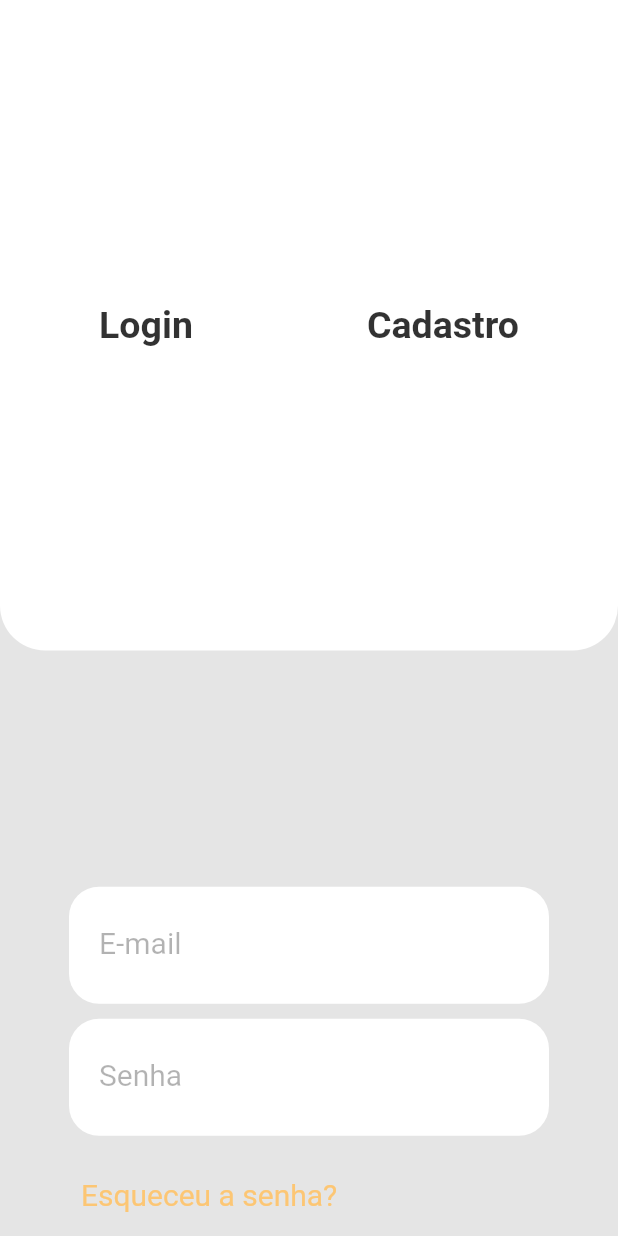
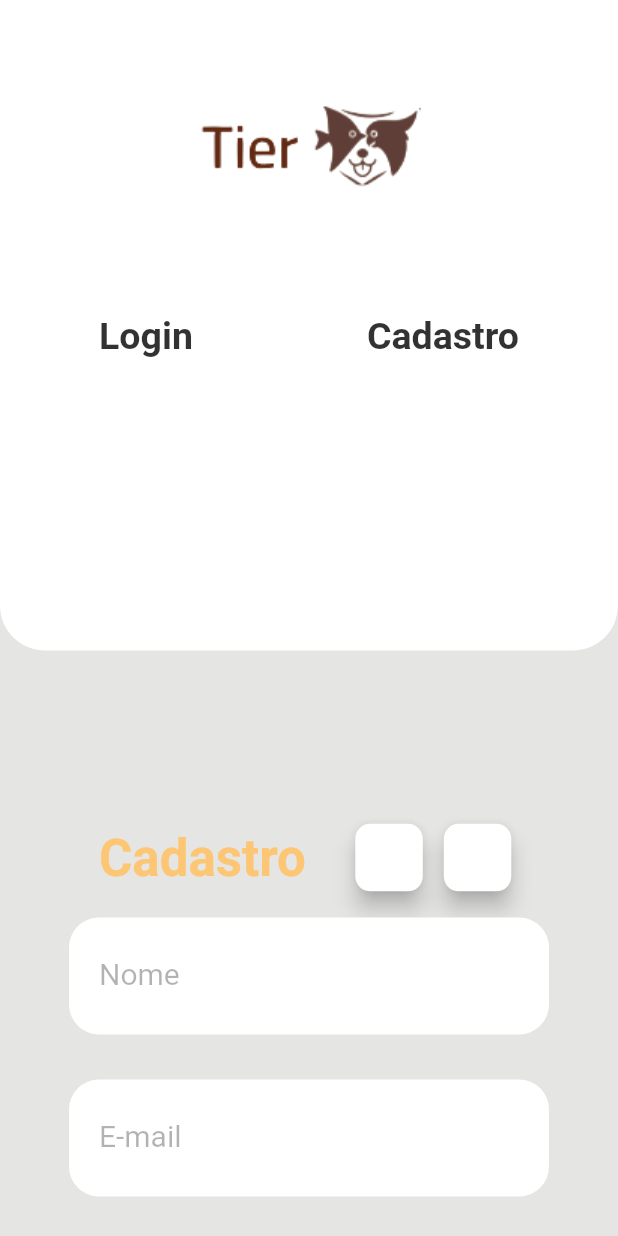
Before and after one commit to SauloVrS/Tier, a Flutter app: the LoginPage screen opened directly, after a tap on "Cadastro", on a phone screen of 412 x 824 dp. Run offline on Flutter 3.47's test engine with Material 2 defaults, Android fonts, the phone set to English and light mode, and no system bars; our stand-ins replace animated_splash_screen, carousel_slider, google_fonts.

Commit message:
Atualizaçao login e cadastro

```diff
--- a/lib/colors.dart
+++ b/lib/colors.dart
@@ -9,7 +9,7 @@ class AppColor{
   static Color amareloEscuro = const Color(0xFFffb761);
   static Color amareloPrincipal = const Color(0xE6FFC368);
   static Color amareloPastel = const Color(0xFFFFE9C2);
-  static Color cinzaBranco = const Color(0xffe5e5e5);
+  static Color cinzaBranco = const Color(0xffe5e5e3);
   static Color cinzaClaro = const Color(0xFFc4c4c4);
   static Color cinzaMedio = const Color(0xFFaaaaaa);
   static Color cinzaclaroAppBar = const Color(0x4D000000);
--- a/lib/main.dart
+++ b/lib/main.dart
@@ -1,4 +1,5 @@
 import 'package:flutter/material.dart';
+import 'package:tier/views/login_page.dart';
 import 'package:tier/views/main_lojas.dart';
 
 import 'views/splash_screen.dart';
@@ -19,7 +20,7 @@ class MyApp extends StatelessWidget {
       theme: ThemeData(
         primarySwatch: Colors.blue,
       ),
-      home: const SplashScreen(), // ADICIONAR COMPONENTE SPLASH AQUI
+      home: const LoginPage(), // ADICIONAR COMPONENTE SPLASH AQUI
     );
   }
 }
--- a/lib/views/cadastro_page.dart
+++ b/lib/views/cadastro_page.dart
@@ -3,15 +3,16 @@ import 'dart:ui';
 import 'package:flutter/cupertino.dart';
 import 'package:flutter/material.dart';
 import 'package:tier/colors.dart';
+import 'package:tier/views/login_page.dart';
 
-class LoginPage extends StatefulWidget {
-  const LoginPage({Key? key}) : super(key: key);
+class CadastroPage extends StatefulWidget {
+  const CadastroPage({Key? key}) : super(key: key);
 
   @override
-  State<LoginPage> createState() => _LoginPageState();
+  State<CadastroPage> createState() => _CadastroPageState();
 }
 
-class _LoginPageState extends State<LoginPage> {
+class _CadastroPageState extends State<CadastroPage> {
   String email = '';
   String senha = '';
 
@@ -34,11 +35,27 @@ class _LoginPageState extends State<LoginPage> {
                 ),
                 color: AppColor.textoBranco,
               ),
-                child: Row(
+              child: Padding(
+                padding: const EdgeInsets.all(0.0),
+                child: Column(
+                  children: [
+                    Container(
+                      height: 200,
+                      width: 300,
+                      child: Image.asset('images/img.png'),
+                    ),
+                    Row(
                       mainAxisAlignment: MainAxisAlignment.center,
+                      crossAxisAlignment: CrossAxisAlignment.end,
                       children: [
                         TextButton(
-                      onPressed: () {},
+                          style: ButtonStyle(),
+                          onPressed: () {
+                            Navigator.pushReplacement(
+                                context,
+                                MaterialPageRoute(
+                                    builder: (context) => LoginPage()));
+                          },
                           child: Text(
                             'Login',
                             style: TextStyle(
@@ -64,6 +81,9 @@ class _LoginPageState extends State<LoginPage> {
                         ),
                       ],
                     ),
+                  ],
+                ),
+              ),
             ),
             SizedBox(
               width: MediaQuery.of(context).size.width,
@@ -74,6 +94,74 @@ class _LoginPageState extends State<LoginPage> {
                 child: Column(
                   mainAxisAlignment: MainAxisAlignment.center,
                   children: [
+                    Row(
+                      children: [
+                        Padding(
+                          padding: const EdgeInsets.all(20.0),
+                          child: Text(
+                            'Cadastro',
+                            style: TextStyle(
+                              fontSize: 34,
+                              fontWeight: FontWeight.bold,
+                              color: AppColor.amareloPrincipal,
+                            ),
+                          ),
+                        ),
+                        SizedBox(
+                          width: 13,
+                        ),
+                        SizedBox(
+                          height: 45,
+                          width: 45,
+                          child: FloatingActionButton(
+                            onPressed: () {},
+                            backgroundColor: AppColor.textoBranco,
+                            shape: new RoundedRectangleBorder(
+                              borderRadius: new BorderRadius.circular(10.0),
+                            ),
+                          ),
+                        ),
+                        SizedBox(
+                          width: 14,
+                        ),
+                        SizedBox(
+                          height: 45,
+                          width: 45,
+                          child: FloatingActionButton(
+                            onPressed: () {},
+                            backgroundColor: AppColor.textoBranco,
+                            shape: new RoundedRectangleBorder(
+                              borderRadius: new BorderRadius.circular(10.0),
+                            ),
+                          ),
+                        ),
+                      ],
+                    ),
+                    Container(
+                      decoration: BoxDecoration(
+                        borderRadius: BorderRadius.circular(20),
+                        color: const Color(0xFFFFFFFF),
+                      ),
+                      child: Padding(
+                        padding: const EdgeInsets.symmetric(
+                            horizontal: 20.0, vertical: 8.0),
+                        child: TextField(
+                          onChanged: (text) {
+                            email = text;
+                          },
+                          keyboardType: TextInputType.emailAddress,
+                          decoration: InputDecoration(
+                            labelText: 'Nome',
+                            labelStyle: TextStyle(
+                                fontSize: 20, color: AppColor.cinzaclaroAppBar),
+                            border: InputBorder.none,
+                          ),
+                        ),
+                      ),
+                    ),
+                    SizedBox(
+                      height: 30,
+                    ),
                     Container(
                       decoration: BoxDecoration(
                         borderRadius: BorderRadius.circular(20),
@@ -90,15 +178,14 @@ class _LoginPageState extends State<LoginPage> {
                           decoration: InputDecoration(
                             labelText: 'E-mail',
                             labelStyle: TextStyle(
-                                  fontSize: 20,
-                                  color: AppColor.cinzaclaroAppBar),
+                                fontSize: 20, color: AppColor.cinzaclaroAppBar),
                             border: InputBorder.none,
                           ),
                         ),
                       ),
                     ),
                     SizedBox(
-                        height: 10,
+                      height: 30,
                     ),
                     Container(
                       decoration: BoxDecoration(
@@ -116,43 +203,45 @@ class _LoginPageState extends State<LoginPage> {
                           decoration: InputDecoration(
                             labelText: 'Senha',
                             labelStyle: TextStyle(
-                                  fontSize: 20,
-                                  color: AppColor.cinzaclaroAppBar),
+                                fontSize: 20, color: AppColor.cinzaclaroAppBar),
                             border: InputBorder.none,
                           ),
                         ),
                       ),
                     ),
                     SizedBox(
-                        height: 15,
+                      height: 30,
                     ),
-                      TextButton(
-                        style: TextButton.styleFrom(
-                          textStyle: TextStyle(
-                            fontSize: 20,
-                            color: AppColor.amareloPrincipal,
+                    Container(
+                      decoration: BoxDecoration(
+                        borderRadius: BorderRadius.circular(20),
+                        color: const Color(0xFFFFFFFF),
+                      ),
+                      child: Padding(
+                        padding: const EdgeInsets.symmetric(
+                            horizontal: 20.0, vertical: 8.0),
+                        child: TextField(
+                          onChanged: (text) {
+                            senha = text;
+                          },
+                          obscureText: true,
+                          decoration: InputDecoration(
+                            labelText: 'Confirmar senha',
+                            labelStyle: TextStyle(
+                                fontSize: 20, color: AppColor.cinzaclaroAppBar),
+                            border: InputBorder.none,
                           ),
                         ),
-                        onPressed: () {},
-                        child: Row(
-                          mainAxisAlignment: MainAxisAlignment.start,
-                          children: [
-                            Text(
-                              'Esqueceu a senha?',
-                              style: TextStyle(
-                                color: AppColor.amareloPrincipal,
-                                fontSize: 20,
-                              ),
-                            ),
-                          ],
                       ),
                     ),
                     SizedBox(
-                        height: 20,
+                      height: 30,
                     ),
+                    Row(
+                      children: [
                         SizedBox(
                           height: 60,
-                        width: MediaQuery.of(context).size.width,
+                          width: 200,
                           child: RaisedButton(
                             onPressed: () {
                               if (email == 'admin' && senha == 'admin') {
@@ -174,78 +263,35 @@ class _LoginPageState extends State<LoginPage> {
                             textColor: Colors.white,
                           ),
                         ),
-                      SizedBox(
-                        height: 15,
-                      ),
-                      SizedBox(
+                        Padding(
+                          padding: const EdgeInsets.all(32.0),
+                          child: TextButton(
+                            onPressed: () {
+                              Navigator.pushReplacement(
+                                  context,
+                                  MaterialPageRoute(
+                                      builder: (context) => LoginPage()));
+                            },
                             child: Text(
-                          'Ou',
+                              'Já é cadastrado?'
+                              '\nFaça o login',
                               style: TextStyle(
-                            fontSize: 30,
-                            color: AppColor.textosPretos3,
+                                fontSize: 15,
+                                fontWeight: FontWeight.bold,
+                                color: AppColor.cinzaescuroAppBar,
                               ),
                             ),
                           ),
-                      SizedBox(
-                        height: 15,
                         ),
-                      SizedBox(
-                        height: 60,
-                        width: MediaQuery.of(context).size.width,
-                        child: RaisedButton(
-                          onPressed: () {
-                            if (email == 'admin' && senha == 'admin') {
-                              print('logou');
-                            } else {
-                              print('login invalido');
-                            }
-                          },
-                          child: Text(
-                            'Entrar com o Facebook',
-                            style: TextStyle(
-                              fontSize: 25,
+                      ],
                     ),
+                  ],
                 ),
-                          shape: new RoundedRectangleBorder(
-                            borderRadius: new BorderRadius.circular(25.0),
-                          ),
-                          color: Color(0xbb0000ff),
-                          textColor: Colors.white,
-                        ),
-                      ),
-                      SizedBox(
-                        height: 15,
-                      ),
-                      SizedBox(
-                        height: 60,
-                        width: MediaQuery.of(context).size.width,
-                        child: RaisedButton(
-                          onPressed: () {
-                            if (email == 'admin' && senha == 'admin') {
-                              print('logou');
-                            } else {
-                              print('login invalido');
-                            }
-                          },
-                          child: Text(
-                            'Entrar com o Google',
-                            style: TextStyle(
-                              fontSize: 25,
-                            ),
-                          ),
-                          shape: new RoundedRectangleBorder(
-                            borderRadius: new BorderRadius.circular(25.0),
-                          ),
-                          color: Colors.white,
-                          textColor: Color(0xbb000000),
               ),
             ),
           ],
         ),
       ),
-              ),
-            ]),
-      ),
     );
   }
 }
--- a/lib/views/login_page.dart
+++ b/lib/views/login_page.dart
@@ -0,0 +1,264 @@
+import 'dart:ui';
+
+import 'package:flutter/cupertino.dart';
+import 'package:flutter/material.dart';
+import 'package:tier/colors.dart';
+import 'package:tier/views/cadastro_page.dart';
+
+class LoginPage extends StatefulWidget {
+  const LoginPage({Key? key}) : super(key: key);
+
+  @override
+  State<LoginPage> createState() => _LoginPageState();
+}
+
+class _LoginPageState extends State<LoginPage> {
+  String email = '';
+  String senha = '';
+
+  @override
+  Widget build(BuildContext context) {
+    return Scaffold(
+      backgroundColor: AppColor.cinzaBranco,
+      body: SingleChildScrollView(
+        child: Column(
+            mainAxisAlignment: MainAxisAlignment.center,
+            mainAxisSize: MainAxisSize.min,
+            children: [
+              Container(
+                height: MediaQuery.of(context).size.height / 1.9,
+                width: MediaQuery.of(context).size.width,
+                decoration: BoxDecoration(
+                  borderRadius: BorderRadius.only(
+                    bottomLeft: Radius.circular(30),
+                    bottomRight: Radius.circular(30),
+                  ),
+                  color: AppColor.textoBranco,
+                ),
+                child: Padding(
+                  padding: const EdgeInsets.all(8.0),
+                  child: Row(
+                    mainAxisAlignment: MainAxisAlignment.center,
+                    crossAxisAlignment: CrossAxisAlignment.end,
+                    children: [
+                      TextButton(
+                        style: ButtonStyle(
+
+                        ),
+                        onPressed: () {},
+                        child: Text(
+                          'Login',
+                          style: TextStyle(
+                            fontSize: 25,
+                            fontWeight: FontWeight.bold,
+                            color: AppColor.textosPretos3,
+                          ),
+                        ),
+                      ),
+                      SizedBox(
+                        width: 100,
+                      ),
+                      TextButton(
+                        onPressed: () {
+                          Navigator.pushReplacement(
+                              context,
+                              MaterialPageRoute(
+                                  builder: (context) => CadastroPage()));
+                        },
+                        child: Text(
+                          'Cadastro',
+                          style: TextStyle(
+                            fontSize: 25,
+                            fontWeight: FontWeight.bold,
+                            color: AppColor.textosPretos3,
+                          ),
+                        ),
+                      ),
+                    ],
+                  ),
+                ),
+              ),
+              SizedBox(
+                width: MediaQuery.of(context).size.width,
+                height: MediaQuery.of(context).size.height,
+                child: Padding(
+                  padding: const EdgeInsets.symmetric(
+                      vertical: 40.0, horizontal: 46.0),
+                  child: Column(
+                    mainAxisAlignment: MainAxisAlignment.center,
+                    children: [
+                      Container(
+                        decoration: BoxDecoration(
+                          borderRadius: BorderRadius.circular(20),
+                          color: const Color(0xFFFFFFFF),
+                        ),
+                        child: Padding(
+                          padding: const EdgeInsets.symmetric(
+                              horizontal: 20.0, vertical: 8.0),
+                          child: TextField(
+                            onChanged: (text) {
+                              email = text;
+                            },
+                            keyboardType: TextInputType.emailAddress,
+                            decoration: InputDecoration(
+                              labelText: 'E-mail',
+                              labelStyle: TextStyle(
+                                  fontSize: 20,
+                                  color: AppColor.cinzaclaroAppBar),
+                              border: InputBorder.none,
+                            ),
+                          ),
+                        ),
+                      ),
+                      SizedBox(
+                        height: 10,
+                      ),
+                      Container(
+                        decoration: BoxDecoration(
+                          borderRadius: BorderRadius.circular(20),
+                          color: const Color(0xFFFFFFFF),
+                        ),
+                        child: Padding(
+                          padding: const EdgeInsets.symmetric(
+                              horizontal: 20.0, vertical: 8.0),
+                          child: TextField(
+                            onChanged: (text) {
+                              senha = text;
+                            },
+                            obscureText: true,
+                            decoration: InputDecoration(
+                              labelText: 'Senha',
+                              labelStyle: TextStyle(
+                                  fontSize: 20,
+                                  color: AppColor.cinzaclaroAppBar),
+                              border: InputBorder.none,
+                            ),
+                          ),
+                        ),
+                      ),
+                      SizedBox(
+                        height: 15,
+                      ),
+                      TextButton(
+                        style: TextButton.styleFrom(
+                          textStyle: TextStyle(
+                            fontSize: 20,
+                            color: AppColor.amareloPrincipal,
+                          ),
+                        ),
+                        onPressed: () {},
+                        child: Row(
+                          mainAxisAlignment: MainAxisAlignment.start,
+                          children: [
+                            Text(
+                              'Esqueceu a senha?',
+                              style: TextStyle(
+                                color: AppColor.amareloPrincipal,
+                                fontSize: 20,
+                              ),
+                            ),
+                          ],
+                        ),
+                      ),
+                      SizedBox(
+                        height: 20,
+                      ),
+                      SizedBox(
+                        height: 60,
+                        width: MediaQuery.of(context).size.width,
+                        child: RaisedButton(
+                          onPressed: () {
+                            if (email == 'admin' && senha == 'admin') {
+                              print('logou');
+                            } else {
+                              print('login invalido');
+                            }
+                          },
+                          child: Text(
+                            'Entrar',
+                            style: TextStyle(
+                              fontSize: 20,
+                            ),
+                          ),
+                          shape: new RoundedRectangleBorder(
+                            borderRadius: new BorderRadius.circular(25.0),
+                          ),
+                          color: AppColor.amareloPrincipal,
+                          textColor: Colors.white,
+                        ),
+                      ),
+                      SizedBox(
+                        height: 15,
+                      ),
+                      SizedBox(
+                        child: Text(
+                          'Ou',
+                          style: TextStyle(
+                            fontSize: 30,
+                            color: AppColor.textosPretos3,
+                          ),
+                        ),
+                      ),
+                      SizedBox(
+                        height: 15,
+                      ),
+                      SizedBox(
+                        height: 60,
+                        width: MediaQuery.of(context).size.width,
+                        child: RaisedButton(
+                          onPressed: () {
+                            if (email == 'admin' && senha == 'admin') {
+                              print('logou');
+                            } else {
+                              print('login invalido');
+                            }
+                          },
+                          child: Text(
+                            'Entrar com o Facebook',
+                            style: TextStyle(
+                              fontSize: 25,
+                            ),
+                          ),
+                          shape: new RoundedRectangleBorder(
+                            borderRadius: new BorderRadius.circular(25.0),
+                          ),
+                          color: Color(0xbb0000ff),
+                          textColor: Colors.white,
+                        ),
+                      ),
+                      SizedBox(
+                        height: 15,
+                      ),
+                      SizedBox(
+                        height: 60,
+                        width: MediaQuery.of(context).size.width,
+                        child: RaisedButton(
+                          onPressed: () {
+                            if (email == 'admin' && senha == 'admin') {
+                              print('logou');
+                            } else {
+                              print('login invalido');
+                            }
+                          },
+                          child: Text(
+                            'Entrar com o Google',
+                            style: TextStyle(
+                              fontSize: 25,
+                            ),
+                          ),
+                          shape: new RoundedRectangleBorder(
+                            borderRadius: new BorderRadius.circular(25.0),
+                          ),
+                          color: Colors.white,
+                          textColor: Color(0xbb000000),
+                        ),
+                      ),
+                    ],
+                  ),
+                ),
+              ),
+            ]),
+      ),
+    );
+  }
+}
```
Lines whose indentation alone changed are shown as unchanged.
